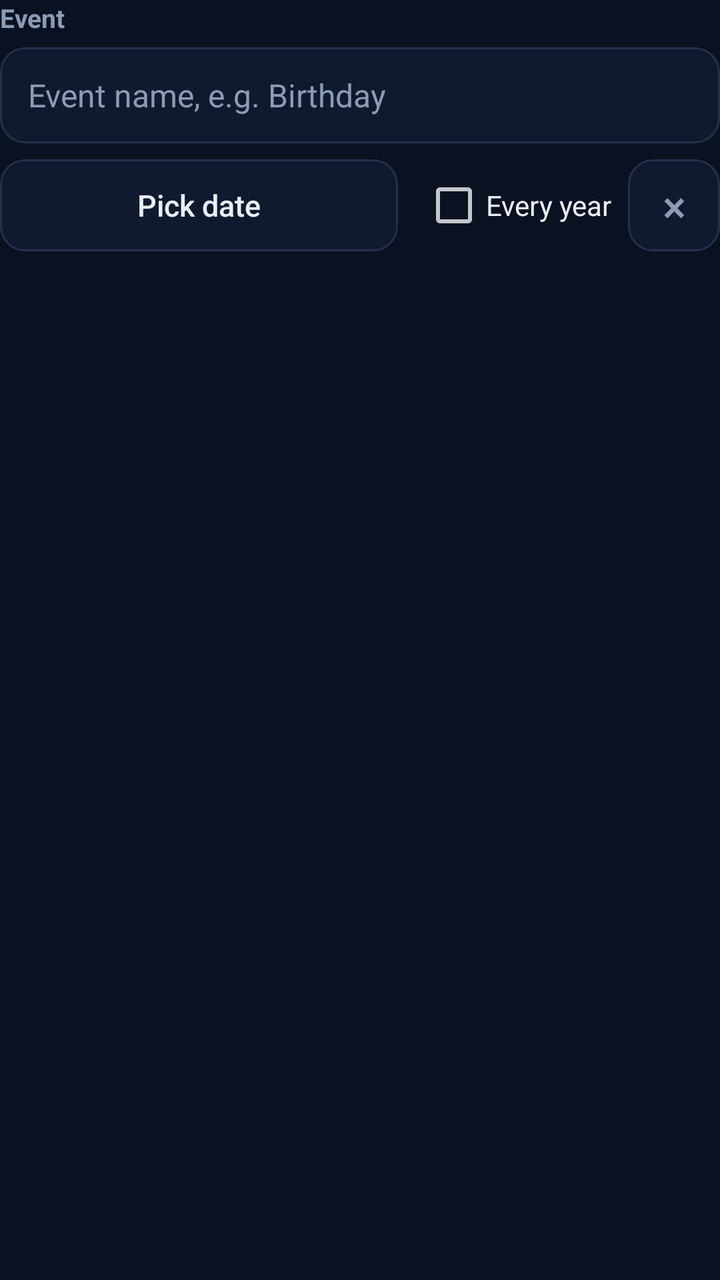
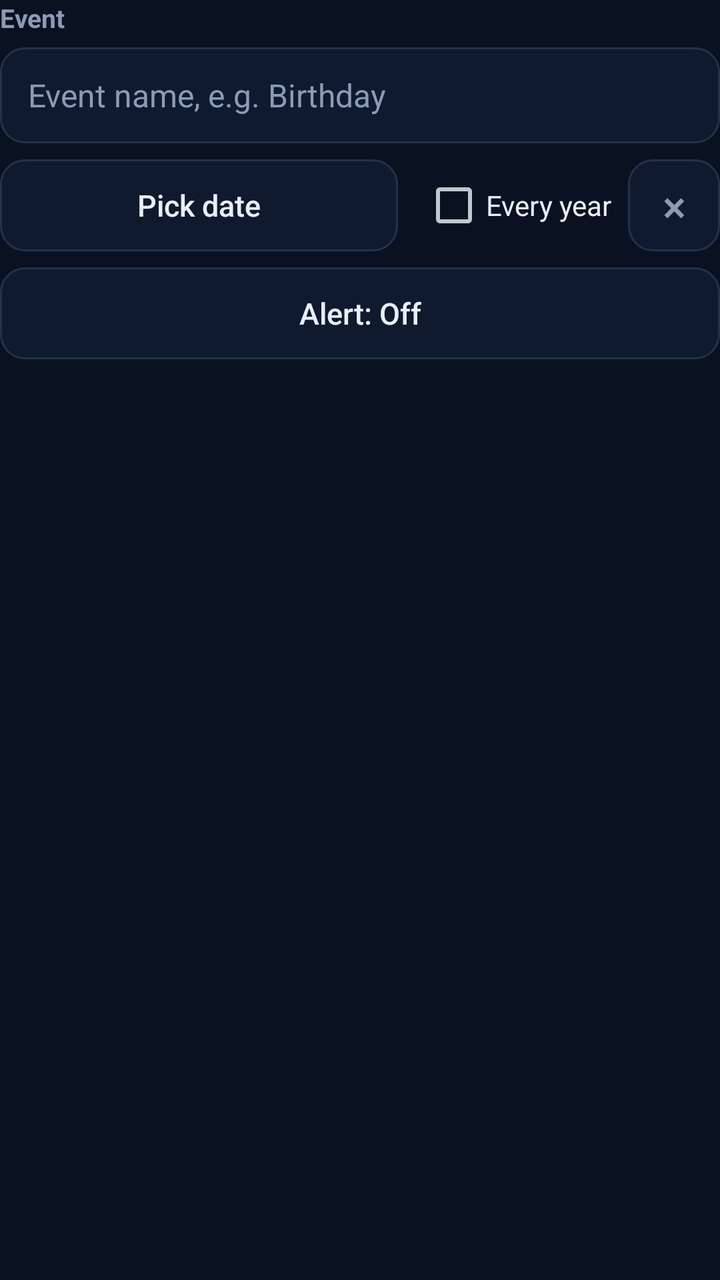

An Android layout rendered at two revisions. The XML below is the earlier revision; the diff shows what the commit changed to produce the second picture.
<!-- AndroidManifest.xml: application theme AppTheme -->
<!-- res/layout/item_event_slot.xml -->
<?xml version="1.0" encoding="utf-8"?>
<LinearLayout xmlns:android="http://schemas.android.com/apk/res/android"
    android:layout_width="match_parent"
    android:layout_height="wrap_content"
    android:layout_marginTop="14dp"
    android:orientation="vertical">

    <TextView
        android:id="@+id/ev_caption"
        android:layout_width="wrap_content"
        android:layout_height="wrap_content"
        android:text="Event"
        android:textColor="@color/muted"
        android:textSize="13sp"
        android:textStyle="bold" />

    <EditText
        android:id="@+id/ev_name"
        android:layout_width="match_parent"
        android:layout_height="48dp"
        android:layout_marginTop="6dp"
        android:background="@drawable/bg_field"
        android:hint="Event name, e.g. Birthday"
        android:imeOptions="actionDone"
        android:inputType="textCapSentences"
        android:maxLength="24"
        android:maxLines="1"
        android:paddingHorizontal="14dp"
        android:textColor="@color/fg"
        android:textColorHint="@color/muted"
        android:textSize="16sp" />

    <LinearLayout
        android:layout_width="match_parent"
        android:layout_height="wrap_content"
        android:layout_marginTop="8dp"
        android:gravity="center_vertical"
        android:orientation="horizontal">

        <Button
            android:id="@+id/ev_date"
            android:layout_width="0dp"
            android:layout_height="46dp"
            android:layout_weight="1"
            android:background="@drawable/bg_button_outline"
            android:stateListAnimator="@null"
            android:text="Pick date"
            android:textAllCaps="false"
            android:textColor="@color/fg"
            android:textSize="15sp" />

        <CheckBox
            android:id="@+id/ev_yearly"
            android:layout_width="wrap_content"
            android:layout_height="wrap_content"
            android:layout_marginStart="12dp"
            android:text="Every year"
            android:textColor="@color/fg"
            android:textSize="14sp" />

        <Button
            android:id="@+id/ev_clear"
            android:layout_width="46dp"
            android:layout_height="46dp"
            android:layout_marginStart="8dp"
            android:background="@drawable/bg_button_outline"
            android:contentDescription="Clear this event"
            android:minWidth="0dp"
            android:padding="0dp"
            android:stateListAnimator="@null"
            android:text="×"
            android:textAllCaps="false"
            android:textColor="@color/muted"
            android:textSize="22sp" />
    </LinearLayout>
</LinearLayout>
<!-- resources referenced by this layout -->
<resources>
  <color name="fg">#E9EEF7</color>
  <color name="muted">#8C9BB6</color>
  <!-- drawable bg_button_outline (drawable) -->
  <?xml version="1.0" encoding="utf-8"?>
  <ripple xmlns:android="http://schemas.android.com/apk/res/android"
      android:color="#33FFFFFF">
      <item>
          <shape android:shape="rectangle">
              <solid android:color="@color/surface" />
              <stroke
                  android:width="1dp"
                  android:color="@color/line" />
              <corners android:radius="12dp" />
          </shape>
      </item>
  </ripple>
  <!-- drawable bg_field (drawable) -->
  <?xml version="1.0" encoding="utf-8"?>
  <shape xmlns:android="http://schemas.android.com/apk/res/android"
      android:shape="rectangle">
      <solid android:color="@color/surface" />
      <stroke
          android:width="1dp"
          android:color="@color/line" />
      <corners android:radius="12dp" />
  </shape>
  <style name="AppTheme" parent="android:Theme.DeviceDefault.NoActionBar">
          <item name="android:windowBackground">@color/bg</item>
          <item name="android:statusBarColor">@color/bg</item>
          <item name="android:navigationBarColor">@color/bg</item>
          <item name="android:colorAccent">@color/accent</item>
      </style>
  <color name="surface">#101A2E</color>
  <color name="line">#22314D</color>
  <color name="bg">#0A1120</color>
  <color name="accent">#FF6A2B</color>
</resources>

<!-- the commit's change to res/layout/item_event_slot.xml (unified diff, before → after) -->
@@ -73,4 +73,16 @@
             android:textColor="@color/muted"
             android:textSize="22sp" />
     </LinearLayout>
+
+    <Button
+        android:id="@+id/ev_alert"
+        android:layout_width="match_parent"
+        android:layout_height="46dp"
+        android:layout_marginTop="8dp"
+        android:background="@drawable/bg_button_outline"
+        android:stateListAnimator="@null"
+        android:text="Alert: Off"
+        android:textAllCaps="false"
+        android:textColor="@color/fg"
+        android:textSize="15sp" />
 </LinearLayout>
